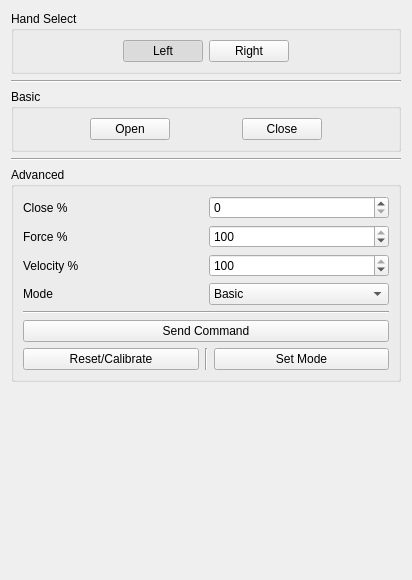
This is software/ddapp/src/app/ddHandControl.ui in openhumanoids/oh-distro as Qt 5 draws it before an edit. The edited form follows.
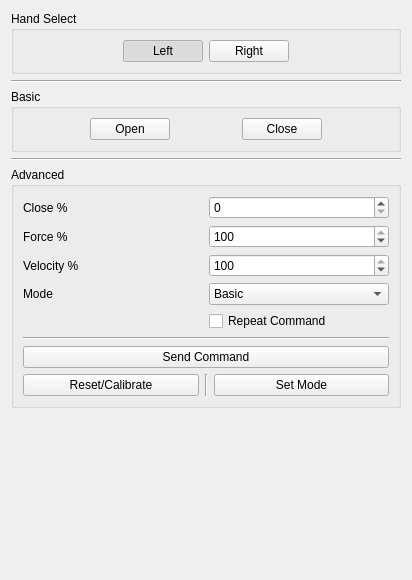
This is the edited form.

Commit message: adding a re-send feature to hand controller

Patch:
```diff
--- a/software/ddapp/src/app/ddHandControl.ui
+++ b/software/ddapp/src/app/ddHandControl.ui
@@ -260,6 +260,13 @@
             </item>
            </widget>
           </item>
+          <item row="4" column="1">
+           <widget class="QCheckBox" name="repeaterCheckBox">
+            <property name="text">
+             <string>Repeat Command</string>
+            </property>
+           </widget>
+          </item>
          </layout>
         </item>
         <item>
```
Left out of the diff: 3 changed lines with no effect on the pictures. The commit also changes 1 other file.
